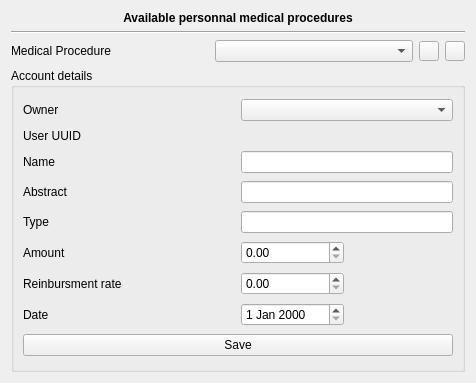
Old version of the form plugins/accountplugin/preferences/medicalprocedurepage.ui in the repository FreeHealth/freehealth.
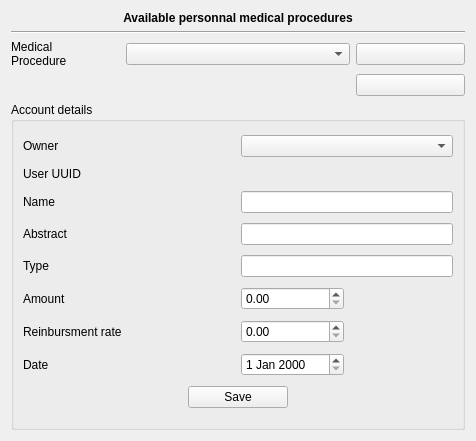
New version of the form.

Commit message: use of medical procedure page, ended

Patch:
```diff
--- a/plugins/accountplugin/preferences/medicalprocedurepage.ui
+++ b/plugins/accountplugin/preferences/medicalprocedurepage.ui
@@ -7,7 +7,7 @@
     <x>0</x>
     <y>0</y>
     <width>476</width>
-    <height>383</height>
+    <height>441</height>
    </rect>
   </property>
   <property name="sizePolicy">
@@ -48,7 +48,7 @@
       <string>Account details</string>
      </property>
      <layout class="QGridLayout" name="gridLayout">
-      <item row="2" column="0" colspan="2">
+      <item row="3" column="0" colspan="2">
        <widget class="QLabel" name="nameLabel">
         <property name="text">
          <string>Name</string>
@@ -58,10 +58,10 @@
         </property>
        </widget>
       </item>
-      <item row="2" column="2" colspan="2">
+      <item row="3" column="2" colspan="2">
        <widget class="QLineEdit" name="name"/>
       </item>
-      <item row="3" column="0" colspan="2">
+      <item row="4" column="0" colspan="2">
        <widget class="QLabel" name="abstractLabel">
         <property name="text">
          <string>Abstract</string>
@@ -71,10 +71,10 @@
         </property>
        </widget>
       </item>
-      <item row="3" column="2" colspan="2">
+      <item row="4" column="2" colspan="2">
        <widget class="QLineEdit" name="abstractEdit"/>
       </item>
-      <item row="0" column="0" colspan="2">
+      <item row="1" column="0" colspan="2">
        <widget class="QLabel" name="ownerLabel">
         <property name="text">
          <string>Owner</string>
@@ -84,7 +84,7 @@
         </property>
        </widget>
       </item>
-      <item row="4" column="0" colspan="2">
+      <item row="5" column="0" colspan="2">
        <widget class="QLabel" name="typeLabel">
         <property name="text">
          <string>Type</string>
@@ -94,10 +94,10 @@
         </property>
        </widget>
       </item>
-      <item row="4" column="2" colspan="2">
+      <item row="5" column="2" colspan="2">
        <widget class="QLineEdit" name="type"/>
       </item>
-      <item row="5" column="0">
+      <item row="6" column="0">
        <widget class="QLabel" name="amountLabel">
         <property name="text">
          <string>Amount</string>
@@ -107,13 +107,13 @@
         </property>
        </widget>
       </item>
-      <item row="5" column="2">
+      <item row="6" column="2">
        <widget class="QDoubleSpinBox" name="amountSpin"/>
       </item>
-      <item row="0" column="2" colspan="2">
-       <widget class="QComboBox" name="ownersComboBox"/>
-      </item>
       <item row="1" column="2" colspan="2">
+       <widget class="QComboBox" name="ownersComboBox"/>
+      </item>
+      <item row="2" column="2" colspan="2">
        <widget class="QLabel" name="userUidLabel">
         <property name="sizePolicy">
          <sizepolicy hsizetype="Preferred" vsizetype="Fixed">
@@ -126,14 +126,14 @@
         </property>
        </widget>
       </item>
-      <item row="1" column="0">
+      <item row="2" column="0">
        <widget class="QLabel" name="label_2">
         <property name="text">
          <string>User UUID</string>
         </property>
        </widget>
       </item>
-      <item row="6" column="0">
+      <item row="7" column="0">
        <widget class="QLabel" name="reinmbLabel">
         <property name="text">
          <string>Reinbursment rate</string>
@@ -143,10 +143,10 @@
         </property>
        </widget>
       </item>
-      <item row="6" column="2">
+      <item row="7" column="2">
        <widget class="QDoubleSpinBox" name="rateSpin"/>
       </item>
-      <item row="8" column="0">
+      <item row="9" column="0">
        <widget class="QLabel" name="dateLabel">
         <property name="text">
          <string>Date</string>
@@ -156,13 +156,19 @@
         </property>
        </widget>
       </item>
-      <item row="8" column="2">
+      <item row="9" column="2">
        <widget class="QDateEdit" name="dateEdit"/>
       </item>
-      <item row="10" column="0" colspan="4">
+      <item row="11" column="0" colspan="4">
        <layout class="QHBoxLayout" name="horizontalLayout">
         <item>
          <widget class="QPushButton" name="save">
+          <property name="maximumSize">
+           <size>
+            <width>100</width>
+            <height>16777215</height>
+           </size>
+          </property>
           <property name="text">
            <string>Save</string>
           </property>
@@ -180,45 +186,49 @@
      </property>
     </widget>
    </item>
-   <item row="2" column="2">
-    <widget class="QPushButton" name="addButton">
-     <property name="maximumSize">
-      <size>
-       <width>20</width>
-       <height>20</height>
-      </size>
-     </property>
-     <property name="text">
-      <string/>
-     </property>
-    </widget>
-   </item>
    <item row="2" column="3">
-    <widget class="QPushButton" name="removeButton">
-     <property name="maximumSize">
-      <size>
-       <width>20</width>
-       <height>20</height>
-      </size>
+    <widget class="QPushButton" name="addButton">
+     <property name="sizePolicy">
+      <sizepolicy hsizetype="Preferred" vsizetype="Fixed">
+       <horstretch>0</horstretch>
+       <verstretch>0</verstretch>
+      </sizepolicy>
      </property>
      <property name="text">
       <string/>
      </property>
     </widget>
    </item>
-   <item row="2" column="1">
+   <item row="2" column="1" colspan="2">
     <widget class="QComboBox" name="mpComboBox"/>
    </item>
    <item row="2" column="0">
     <widget class="QLabel" name="MPLabel">
      <property name="text">
-      <string>Medical Procedure</string>
+      <string>Medical 
+Procedure</string>
+     </property>
+     <property name="wordWrap">
+      <bool>true</bool>
      </property>
      <property name="buddy">
       <cstring>mpComboBox</cstring>
      </property>
     </widget>
    </item>
+   <item row="3" column="3">
+    <widget class="QPushButton" name="removeButton">
+     <property name="sizePolicy">
+      <sizepolicy hsizetype="Preferred" vsizetype="Fixed">
+       <horstretch>0</horstretch>
+       <verstretch>0</verstretch>
+      </sizepolicy>
+     </property>
+     <property name="text">
+      <string/>
+     </property>
+    </widget>
+   </item>
   </layout>
  </widget>
  <tabstops>
```
The commit also changes 2 other files.
